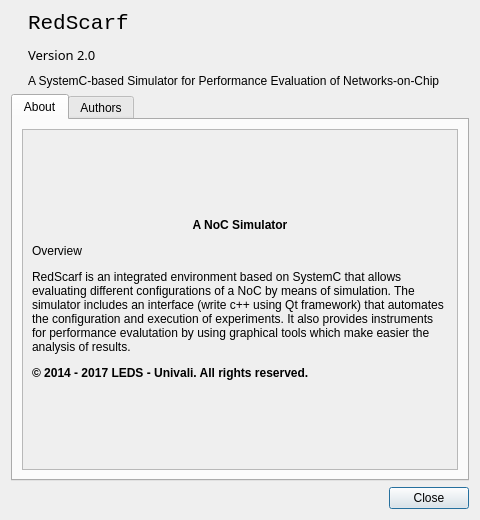
This is RS/View/AboutWindow.ui in leds-lab/redscarf as Qt 5 draws it before an edit. The edited form follows.
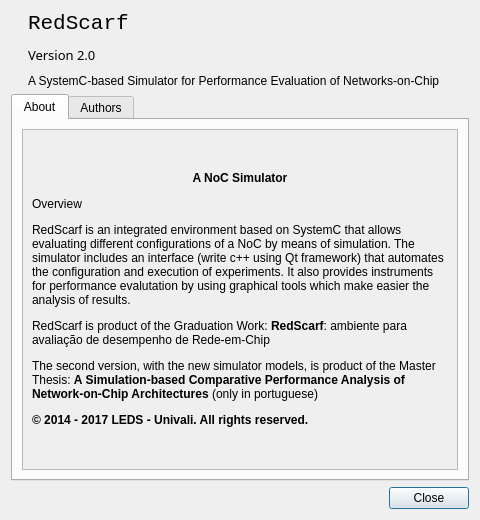
This is the edited form. Icons and pictures are not drawn.

Commit message: Traducao para o portugues atualizada

Patch:
```diff
--- a/RS/View/AboutWindow.ui
+++ b/RS/View/AboutWindow.ui
@@ -112,15 +112,19 @@
            <rect>
             <x>0</x>
             <y>0</y>
-            <width>428</width>
-            <height>287</height>
+            <width>407</width>
+            <height>389</height>
            </rect>
           </property>
           <layout class="QVBoxLayout" name="verticalLayout_5">
            <item>
             <widget class="QLabel" name="label">
              <property name="text">
-              <string>&lt;html&gt;&lt;head/&gt;&lt;body&gt;&lt;p align=&quot;center&quot;&gt;&lt;span style=&quot; font-weight:600;&quot;&gt;A NoC Simulator&lt;/span&gt;&lt;/p&gt;&lt;p align=&quot;center&quot;&gt;&lt;img src=&quot;:/icons/icons/Rede.png&quot;/&gt;&lt;/p&gt;&lt;p&gt;Overview&lt;/p&gt;&lt;p&gt;RedScarf is an integrated environment based on SystemC that allows evaluating different configurations of a NoC by means of simulation. The simulator includes an interface (write c++ using Qt framework) that automates the configuration and execution of experiments. It also provides instruments for performance evalutation by using graphical tools which make easier the analysis of results.&lt;/p&gt;&lt;p&gt;&lt;b&gt; &amp;#169; 2014 - 2017 LEDS - Univali. All rights reserved.&lt;/b&gt;&lt;/p&gt;&lt;/body&gt;&lt;/html&gt;</string>
+              <string>&lt;html&gt;&lt;head/&gt;&lt;body&gt;&lt;p align=&quot;center&quot;&gt;&lt;span style=&quot; font-weight:600;&quot;&gt;A NoC Simulator&lt;/span&gt;&lt;/p&gt;&lt;p align=&quot;center&quot;&gt;&lt;img src=&quot;:/icons/icons/Rede.png&quot;/&gt;&lt;/p&gt;&lt;p&gt;Overview&lt;/p&gt;&lt;p&gt;RedScarf is an integrated environment based on SystemC that allows evaluating different configurations of a NoC by means of simulation. The simulator includes an interface (write c++ using Qt framework) that automates the configuration and execution of experiments. It also provides instruments for performance evalutation by using graphical tools which make easier the analysis of results.
+&lt;p&gt;RedScarf is product of the Graduation Work: &lt;b&gt;RedScarf&lt;/b&gt;: ambiente para avaliação de desempenho de Rede-em-Chip&lt;/p&gt;
+&lt;p&gt; The second version, with the new simulator models, is product of the Master Thesis: &lt;b&gt;A Simulation-based Comparative Performance Analysis of Network-on-Chip Architectures&lt;/b&gt; (only in portuguese)&lt;/p&gt;
+&lt;/p&gt;
+&lt;p&gt;&lt;b&gt; &amp;#169; 2014 - 2017 LEDS - Univali. All rights reserved.&lt;/b&gt;&lt;/p&gt;&lt;/body&gt;&lt;/html&gt;</string>
              </property>
              <property name="wordWrap">
               <bool>true</bool>
```
The commit also changes 50 other files.
